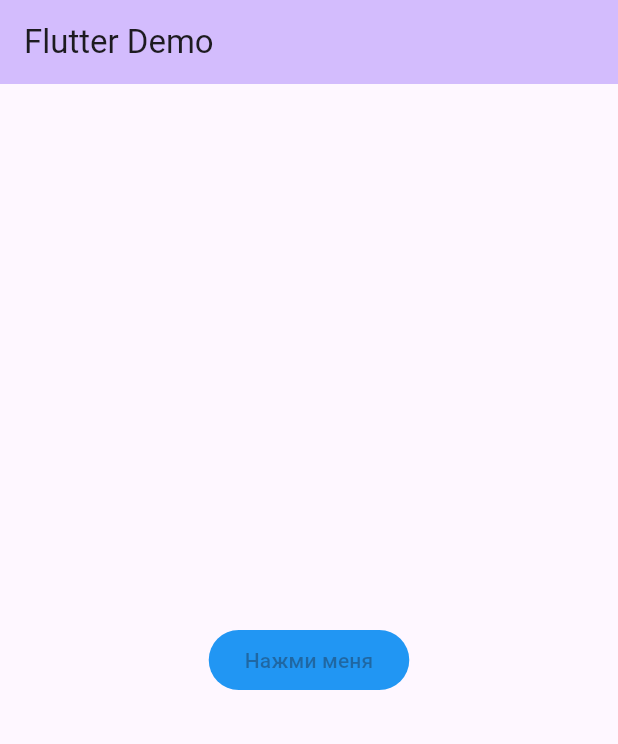
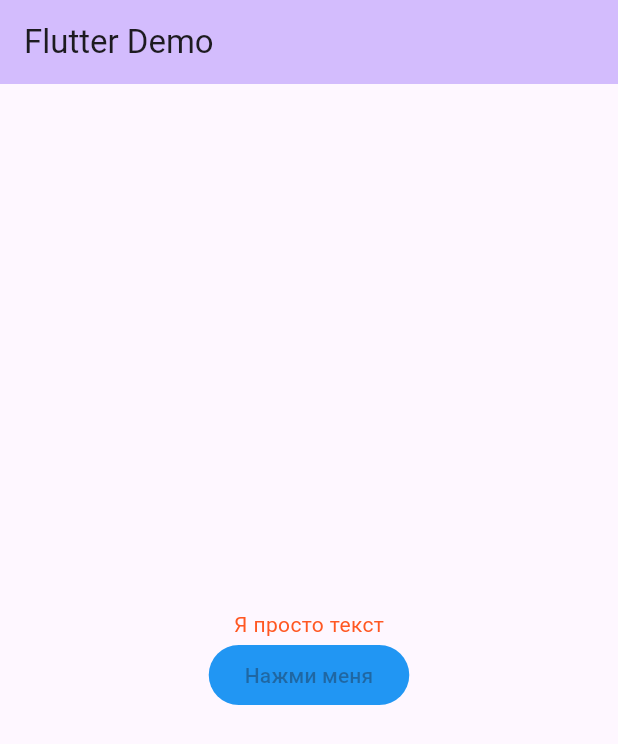
Before and after one commit to Fr4lzeN/flutter_practice1, a Flutter app: the screen it shows after launch, on a phone screen of 412 x 824 dp. Shown: the top 744 px of the screen. Run offline on Flutter 3.47's test engine with Material 3 defaults, Android fonts, the phone set to English and light mode, and no system bars.

Commit message:
Добавление Column

```diff
--- a/lib/src/home_page/src/home_page_screen.dart
+++ b/lib/src/home_page/src/home_page_screen.dart
@@ -13,7 +13,16 @@ class MyHomePage extends StatelessWidget {
         title: Text(title),
       ),
       body: Center(
-        child: ElevatedButton(
+        child: Column(
+          mainAxisAlignment: MainAxisAlignment.center,
+          children: [
+            Text(
+                "Я просто текст",
+              style: TextStyle(
+                color: Colors.deepOrange,
+              ),
+            ),
+            ElevatedButton(
               onPressed: null,
               child: const Text("Нажми меня"),
               style: ButtonStyle(
@@ -25,6 +34,8 @@ class MyHomePage extends StatelessWidget {
                 ),
               ),
             ),
+          ],
+        )
       ),
     );
   }
```
Lines whose indentation alone changed are shown as unchanged.
